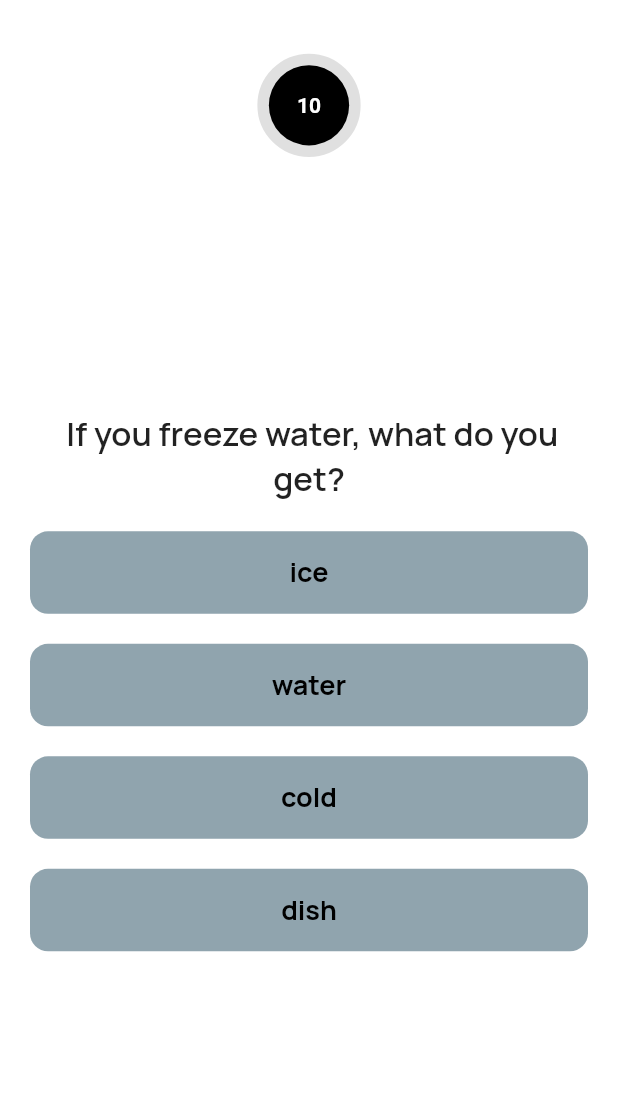
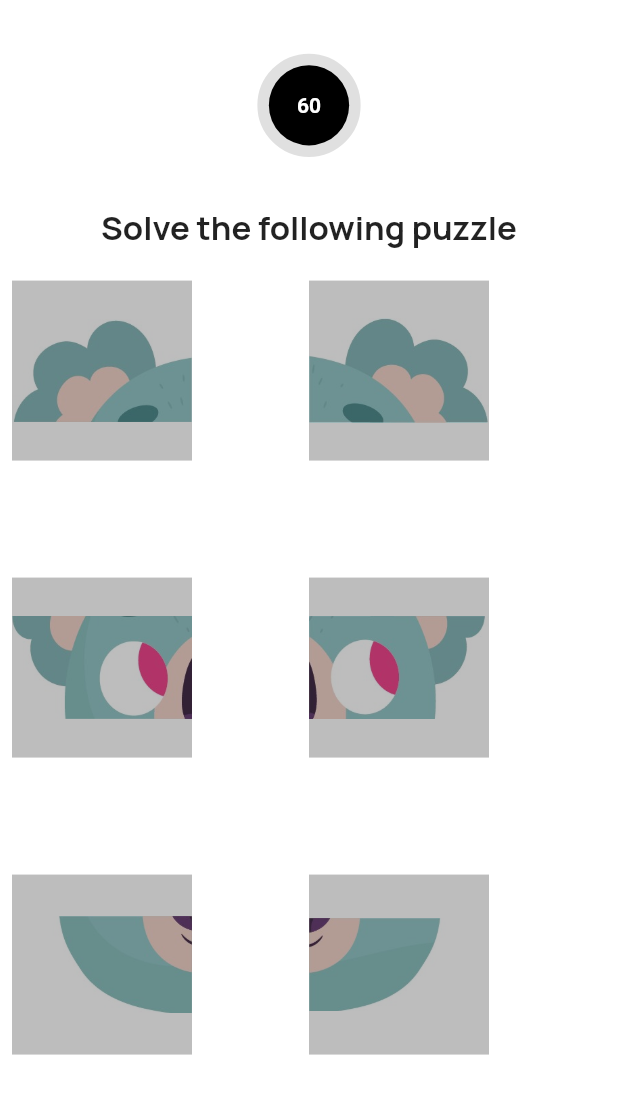
Before and after one commit to AbdelrhmanYasser10/quiz-full-app, a Flutter app: the QuizScreen screen opened directly, swiped to page 3, on a phone screen of 412 x 824 dp, the part 67-1181 px from its top. Run offline on Flutter 3.47's test engine with Material 3 defaults, Android fonts, the light colour scheme and no system bars; drawn by our look-alikes of circular_countdown_timer; our stand-ins replace bloc, flutter_bloc, font_awesome_flutter, google_fonts; missing offline and left inert: crossword; generated files the repository leaves out were written again.

Commit message:
small edit

```diff
--- /dev/null
+++ b/devtools_options.yaml
@@ -0,0 +1 @@
+extensions:
--- a/lib/cubits/app_cubit.dart
+++ b/lib/cubits/app_cubit.dart
@@ -18,7 +18,7 @@ class AppCubit extends Cubit<AppState> {
   List<AnswerModel> userAnswers = [];
 
   //Counter
-  int duration = 10;
+  int duration = 60;
   CountDownController controller = CountDownController();
 
   // grade
--- a/lib/data/data.dart
+++ b/lib/data/data.dart
@@ -12,6 +12,40 @@ List<QuestionModel> quiz1 = [
       "assets/animal images/duck.png"
     ],
     correctAnswerIndex: 2,
+  ), //0
+  QuestionModel(
+    id: 10,
+    title: "assets/animal sounds/duck.mp3",
+    type: "sound",
+    answers: [
+      "assets/animal images/african-grey-parrot.png",
+      "assets/animal images/butterfly.png",
+      "assets/animal images/cow.png",
+      "assets/animal images/duck.png"
+    ],
+    correctAnswerIndex: 3,
+  ),
+  QuestionModel(
+    id: 70,
+    title: "Solve the following puzzle",
+    type: "puzzle",
+    answers: [
+      "assets/animal images/1.jpeg",
+      "assets/animal images/2.jpeg",
+      "assets/animal images/3.jpeg",
+      "assets/animal images/4.jpeg",
+      "assets/animal images/5.jpeg",
+      "assets/animal images/6.jpeg",
+
+    ],
+    dragChecker: {
+      "1":false,
+      "2":false,
+      "3":false,
+      "4":false,
+      "5":false,
+      "6":false,
+    }
   ),
   QuestionModel(
     id: 2,
@@ -24,6 +58,27 @@ List<QuestionModel> quiz1 = [
       "9"
     ],
     correctAnswerIndex: 2,
+  ),
+  QuestionModel(
+    id: 20,
+    title: "Choose the identical characters",
+    type: "crossword",
+    answers: [
+      "FFFFFFFFFFF",
+    ],
+    crossWordQuestion: [
+      ["F", "L", "U", "T", "T", "E", "R", "W", "U", "D", "B", "C"],
+      ["F", "M", "I", "O", "P", "U", "I", "Q", "R", "L", "E", "G"],
+      ["F", "V", "D", "I", "R", "I", "M", "U", "A", "H", "E", "A"],
+      ["F", "A", "R", "T", "N", "S", "T", "O", "Y", "J", "R", "M"],
+      ["F", "G", "A", "M", "E", "S", "C", "O", "L", "O", "R", "O"],
+      ["F", "R", "T", "I", "I", "I", "F", "X", "S", "P", "E", "D"],
+      ["F", "S", "N", "E", "T", "M", "M", "M", "E", "A", "T", "S"],
+      ["F", "E", "T", "P", "A", "T", "D", "Y", "L", "M", "N", "U"],
+      ["F", "T", "E", "H", "R", "O", "G", "P", "T", "U", "O", "E"],
+      ["F", "R", "R", "C", "G", "A", "M", "E", "S", "S", "T", "S"],
+      ["F", "E", "S", "T", "L", "A", "O", "P", "U", "P", "E", "S"]
+    ],
   ),
   QuestionModel(
     id: 3,
@@ -64,4 +119,5 @@ List<QuestionModel> quiz1 = [
     ],
     correctAnswerIndex: 0,
   ),
+
 ];
--- /dev/null
+++ b/lib/l10n/intl_en.arb
@@ -0,0 +1,6 @@
+{
+  "title": "Flutter Localization",
+  "hello": "Hello",
+  "world": "World",
+  "your_result": "Your Results"
+}
--- a/lib/models/question_model.dart
+++ b/lib/models/question_model.dart
@@ -8,12 +8,14 @@ class QuestionModel{
   // can be null
   Map<String,bool>? dragChecker;
   int? correctAnswerIndex;
+  List<List<String>>? crossWordQuestion;
 
   QuestionModel({
   required this.id,
   required this.title,
   required this.type,
   required this.answers,
+  this.crossWordQuestion,
   this.dragChecker,
   this.correctAnswerIndex,
   });
--- /dev/null
+++ b/lib/screens/body/puzzle_body.dart
@@ -0,0 +1,157 @@
+import 'package:flutter/material.dart';
+import 'package:flutter_bloc/flutter_bloc.dart';
+import 'package:google_fonts/google_fonts.dart';
+import 'package:new_quiz_full_app/cubits/app_cubit.dart';
+import 'package:new_quiz_full_app/models/answer_model.dart';
+import 'package:new_quiz_full_app/models/question_model.dart';
+
+class PuzzleBody extends StatefulWidget {
+  final QuestionModel question;
+  const PuzzleBody({super.key, required this.question});
+
+  @override
+  State<PuzzleBody> createState() => _PuzzleBodyState();
+}
+
+class _PuzzleBodyState extends State<PuzzleBody> {
+  @override
+  Widget build(BuildContext context) {
+    return BlocConsumer<AppCubit, AppState>(
+      listener: (context, state) {},
+      builder: (context, state) {
+        var cubit = AppCubit.get(context);
+        return Scaffold(
+          backgroundColor: Colors.white,
+          body: Center(
+            child: Padding(
+              padding: const EdgeInsets.all(8.0),
+              child: SingleChildScrollView(
+                child: Column(
+                  children: [
+                    Text(
+                      widget.question.title,
+                      style: GoogleFonts.manrope(
+                          textStyle:const TextStyle(
+                            fontSize: 22.0,
+                            fontWeight: FontWeight.bold,
+                          )
+                      ),
+                      textAlign: TextAlign.center,
+                    ),
+                    const SizedBox(
+                      height: 20.0,
+                    ),
+                    Center(
+                      child: GridView.builder(
+                        gridDelegate:
+                        const SliverGridDelegateWithFixedCrossAxisCount(
+                            crossAxisCount: 2,
+                            mainAxisSpacing: 0,
+                          crossAxisSpacing: 0,
+
+                        ),
+                        physics: const NeverScrollableScrollPhysics(),
+                        shrinkWrap: true,
+                        itemBuilder: (context, index) {
+                          var data = widget.question.dragChecker!.keys
+                              .elementAt(index);
+                          bool isDragged = widget.question.dragChecker![data]!;
+                          return DragTarget<String>(
+                            builder: (context, candidateData, rejectedData) {
+                              return Stack(
+                                children: [
+                                  Image.asset(
+                                    widget.question.answers[index],
+                                    width: 120,
+                                    height: 120,
+                                    fit: BoxFit.contain,
+                                  ),
+                                  isDragged ? const SizedBox():Container(
+                                    width: 120,
+                                    height: 120,
+                                    color: Colors.black26,
+                                  )
+                                ],
+                              );
+                            },
+                            onWillAcceptWithDetails: (details) {
+                              print(details.data);
+                              return details.data ==
+                                  widget.question.dragChecker!.keys
+                                      .elementAt(index);
+                            },
+                            onAcceptWithDetails: (details) {
+                              var value = widget.question.dragChecker!.keys
+                                  .elementAt(index);
+                              widget.question.dragChecker![value] = true;
+                              bool finished = true;
+                              // loop on keys
+                              // الغرض هنا اثبات عكس اللي فرضناه ان اليوزر خلص كل حاجه
+                              for (var element
+                              in widget.question.dragChecker!.keys) {
+                                if (widget.question.dragChecker![element] ==
+                                    false) {
+                                  finished = false;
+                                }
+                              }
+                              if (finished) {
+                                cubit.userAddNewAnswer(
+                                  userAnswer: AnswerModel(
+                                    questionId: widget.question.id,
+                                    passedByUser: true,
+                                  ),
+                                );
+                              }
+                              setState(() {});
+                            },
+                          );
+                        },
+                        itemCount: widget.question.answers.length,
+                      ),
+                    ),
+                    const SizedBox(
+                      height: 20.0,
+                    ),
+                    GridView.builder(
+                      physics: const NeverScrollableScrollPhysics(),
+                      shrinkWrap: true,
+                      gridDelegate: const SliverGridDelegateWithFixedCrossAxisCount(
+                        crossAxisCount: 3,
+                        mainAxisSpacing: 10.0,
+                        crossAxisSpacing: 10.0,
+                      ),
+                      itemBuilder: (context, index) {
+                        var data = widget.question.dragChecker!.keys.elementAt(index);
+                        bool isDraggedSuccessfully = widget.question.dragChecker![data]!;
+                        return Draggable<String>(
+                          data: data,
+                          childWhenDragging:Image.asset(
+                            widget.question.answers[index],
+                            color: Colors.grey,
+                            width: 120,
+                            height: 120,
+                          ),
+                          feedback: Image.asset(
+                            widget.question.answers[index],
+                            width: 120,
+                            height: 120,
+                          ),
+                          child: isDraggedSuccessfully ? const SizedBox() : Image.asset(
+                            widget.question.answers[index],
+                            width: 120,
+                            height: 120,
+                          ),
+                        );
+                      },
+                      itemCount: widget.question.dragChecker!.keys.length,
+                    ),
+                  ],
+                ),
+              ),
+            ),
+          ),
+        );
+      },
+    );
+  }
+}
--- a/lib/screens/quiz_screen.dart
+++ b/lib/screens/quiz_screen.dart
@@ -3,8 +3,10 @@ import 'package:flutter/material.dart';
 import 'package:flutter_bloc/flutter_bloc.dart';
 import 'package:google_fonts/google_fonts.dart';
 import 'package:new_quiz_full_app/cubits/app_cubit.dart';
+import 'package:new_quiz_full_app/screens/body/corss_body.dart';
 import 'package:new_quiz_full_app/screens/body/drag_body.dart';
 import 'package:new_quiz_full_app/screens/body/mcq_body.dart';
+import 'package:new_quiz_full_app/screens/body/puzzle_body.dart';
 import 'package:new_quiz_full_app/screens/body/sound_body.dart';
 import 'package:new_quiz_full_app/screens/results_screen.dart';
 
@@ -17,13 +19,13 @@ class QuizScreen extends StatelessWidget {
   Widget build(BuildContext context) {
     return BlocConsumer<AppCubit, AppState>(
       listener: (context, state) {
-        if(state is QuizFinished){
+        if (state is QuizFinished) {
           AppCubit.get(context).calculateUserResults(); // final grades
           Navigator.pushReplacement(
-              context,
-              MaterialPageRoute(
-                  builder: (_)=>const ResultsScreen(),
-              ),
+            context,
+            MaterialPageRoute(
+              builder: (_) => const ResultsScreen(),
+            ),
           );
         }
       },
@@ -41,8 +43,7 @@ class QuizScreen extends StatelessWidget {
                 textStyle: const TextStyle(
                     fontSize: 24,
                     fontWeight: FontWeight.bold,
-                    color: Colors.black
-                ),
+                    color: Colors.black),
               ),
             ),
           ),
@@ -55,22 +56,22 @@ class QuizScreen extends StatelessWidget {
                 width: MediaQuery.of(context).size.width / 7,
                 height: MediaQuery.of(context).size.height / 7,
                 ringColor: Colors.grey[300]!,
-                fillColor:Colors.black,
+                fillColor: Colors.black,
                 backgroundColor: Colors.black,
                 strokeWidth: 10.0,
                 strokeCap: StrokeCap.round,
                 textStyle: const TextStyle(
-                    fontSize: 14.0, color: Colors.white, fontWeight: FontWeight.bold),
+                    fontSize: 14.0,
+                    color: Colors.white,
+                    fontWeight: FontWeight.bold),
                 textFormat: CountdownTextFormat.S,
                 isReverse: true,
                 isReverseAnimation: false,
                 isTimerTextShown: true,
                 autoStart: true,
-
                 onComplete: () {
                   cubit.timeOutFunction();
                 },
-
                 timeFormatterFunction: (defaultFormatterFunction, duration) {
                   return Function.apply(defaultFormatterFunction, [duration]);
                 },
@@ -84,18 +85,23 @@ class QuizScreen extends StatelessWidget {
                       return MCQBody(
                         question: quiz1[index],
                       );
-                    }
-                    else if (quiz1[index].type == "sound") {
+                    } else if (quiz1[index].type == "sound") {
                       return SoundBody(
                         question: quiz1[index],
                       );
-                    }
-                    else if (quiz1[index].type == "drag") {
+                    } else if (quiz1[index].type == "drag") {
                       return DragBody(
                         question: quiz1[index],
                       );
-                    }
-                    else {
+                    } else if (quiz1[index].type == "crossword") {
+                      return CrossBody(
+                        question: quiz1[index],
+                      );
+                    } else if (quiz1[index].type == "puzzle") {
+                      return PuzzleBody(
+                        question: quiz1[index],
+                      );
+                    } else {
                       return const SizedBox();
                     }
                   },
```
Also changed, not shown: lib/l10n/intl_ar.arb (added, +7 -0 lines), lib/main.dart (+49 -0 lines), lib/screens/body/corss_body.dart (added, +89 -0 lines), lib/screens/results_screen.dart (+5 -2 lines), pubspec.yaml (+8 -0 lines), assets/animal images/1.jpeg (added), assets/animal images/2.jpeg (added), assets/animal images/3.jpeg (added), assets/animal images/4.jpeg (added), assets/animal images/5.jpeg (added), assets/animal images/6.jpeg (added), pubspec.lock, 1 other file.
